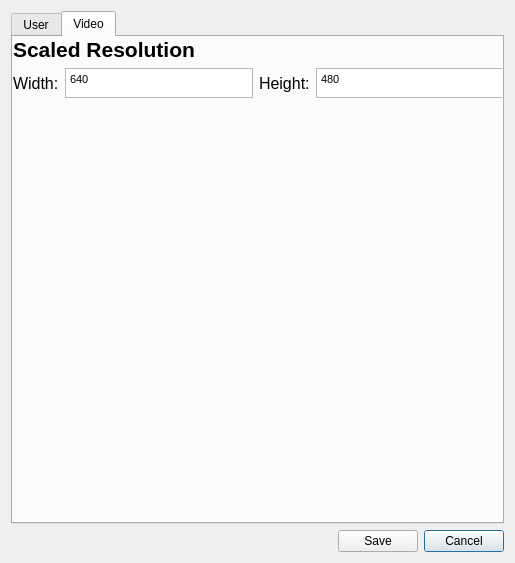
Old version of the form ui/settings.ui in the repository ultravideo/uvgComm.
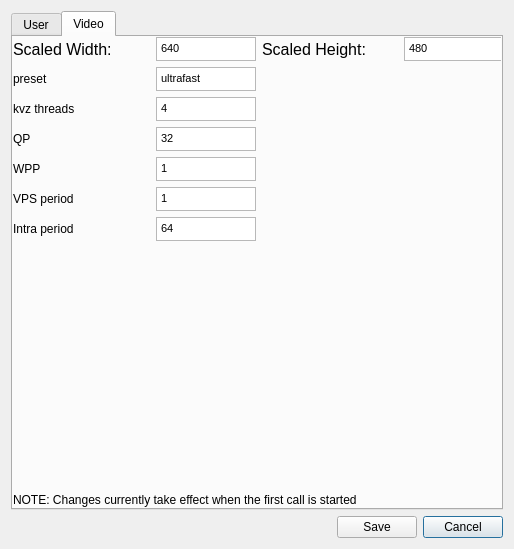
New version of the form. The open tabs and pages were chosen to show the change.

Commit message: Kvazaar parameter settings via settings menu.

```diff
--- a/ui/settings.ui
+++ b/ui/settings.ui
@@ -6,8 +6,8 @@
    <rect>
     <x>0</x>
     <y>0</y>
-    <width>515</width>
-    <height>563</height>
+    <width>514</width>
+    <height>549</height>
    </rect>
   </property>
   <property name="windowTitle">
@@ -170,40 +170,118 @@
          <x>0</x>
          <y>0</y>
          <width>491</width>
-         <height>491</height>
+         <height>451</height>
         </rect>
        </property>
        <layout class="QGridLayout" name="gridLayout_2">
-        <item row="1" column="2">
-         <widget class="QLabel" name="ScaledWidth_2">
-          <property name="font">
-           <font>
-            <pointsize>12</pointsize>
-           </font>
-          </property>
-          <property name="text">
-           <string>Height:</string>
-          </property>
-         </widget>
-        </item>
-        <item row="1" column="0">
-         <widget class="QLabel" name="ScaledWidth">
-          <property name="font">
-           <font>
-            <pointsize>12</pointsize>
-           </font>
-          </property>
-          <property name="text">
-           <string>Width:</string>
-          </property>
-         </widget>
-        </item>
         <item row="1" column="1">
+         <widget class="QTextEdit" name="preset">
+          <property name="maximumSize">
+           <size>
+            <width>100</width>
+            <height>24</height>
+           </size>
+          </property>
+          <property name="html">
+           <string>&lt;!DOCTYPE HTML PUBLIC &quot;-//W3C//DTD HTML 4.0//EN&quot; &quot;http://www.w3.org/TR/REC-html40/strict.dtd&quot;&gt;
+&lt;html&gt;&lt;head&gt;&lt;meta name=&quot;qrichtext&quot; content=&quot;1&quot; /&gt;&lt;style type=&quot;text/css&quot;&gt;
+p, li { white-space: pre-wrap; }
+&lt;/style&gt;&lt;/head&gt;&lt;body style=&quot; font-family:'MS Shell Dlg 2'; font-size:8.25pt; font-weight:400; font-style:normal;&quot;&gt;
+&lt;p style=&quot; margin-top:0px; margin-bottom:0px; margin-left:0px; margin-right:0px; -qt-block-indent:0; text-indent:0px;&quot;&gt;ultrafast&lt;/p&gt;&lt;/body&gt;&lt;/html&gt;</string>
+          </property>
+         </widget>
+        </item>
+        <item row="2" column="1">
+         <widget class="QTextEdit" name="threads">
+          <property name="maximumSize">
+           <size>
+            <width>100</width>
+            <height>24</height>
+           </size>
+          </property>
+          <property name="html">
+           <string>&lt;!DOCTYPE HTML PUBLIC &quot;-//W3C//DTD HTML 4.0//EN&quot; &quot;http://www.w3.org/TR/REC-html40/strict.dtd&quot;&gt;
+&lt;html&gt;&lt;head&gt;&lt;meta name=&quot;qrichtext&quot; content=&quot;1&quot; /&gt;&lt;style type=&quot;text/css&quot;&gt;
+p, li { white-space: pre-wrap; }
+&lt;/style&gt;&lt;/head&gt;&lt;body style=&quot; font-family:'MS Shell Dlg 2'; font-size:8.25pt; font-weight:400; font-style:normal;&quot;&gt;
+&lt;p style=&quot; margin-top:0px; margin-bottom:0px; margin-left:0px; margin-right:0px; -qt-block-indent:0; text-indent:0px;&quot;&gt;4&lt;/p&gt;&lt;/body&gt;&lt;/html&gt;</string>
+          </property>
+         </widget>
+        </item>
+        <item row="3" column="1">
+         <widget class="QTextEdit" name="qp">
+          <property name="maximumSize">
+           <size>
+            <width>100</width>
+            <height>24</height>
+           </size>
+          </property>
+          <property name="html">
+           <string>&lt;!DOCTYPE HTML PUBLIC &quot;-//W3C//DTD HTML 4.0//EN&quot; &quot;http://www.w3.org/TR/REC-html40/strict.dtd&quot;&gt;
+&lt;html&gt;&lt;head&gt;&lt;meta name=&quot;qrichtext&quot; content=&quot;1&quot; /&gt;&lt;style type=&quot;text/css&quot;&gt;
+p, li { white-space: pre-wrap; }
+&lt;/style&gt;&lt;/head&gt;&lt;body style=&quot; font-family:'MS Shell Dlg 2'; font-size:8.25pt; font-weight:400; font-style:normal;&quot;&gt;
+&lt;p style=&quot; margin-top:0px; margin-bottom:0px; margin-left:0px; margin-right:0px; -qt-block-indent:0; text-indent:0px;&quot;&gt;32&lt;/p&gt;&lt;/body&gt;&lt;/html&gt;</string>
+          </property>
+         </widget>
+        </item>
+        <item row="4" column="1">
+         <widget class="QTextEdit" name="wpp">
+          <property name="maximumSize">
+           <size>
+            <width>100</width>
+            <height>24</height>
+           </size>
+          </property>
+          <property name="html">
+           <string>&lt;!DOCTYPE HTML PUBLIC &quot;-//W3C//DTD HTML 4.0//EN&quot; &quot;http://www.w3.org/TR/REC-html40/strict.dtd&quot;&gt;
+&lt;html&gt;&lt;head&gt;&lt;meta name=&quot;qrichtext&quot; content=&quot;1&quot; /&gt;&lt;style type=&quot;text/css&quot;&gt;
+p, li { white-space: pre-wrap; }
+&lt;/style&gt;&lt;/head&gt;&lt;body style=&quot; font-family:'MS Shell Dlg 2'; font-size:8.25pt; font-weight:400; font-style:normal;&quot;&gt;
+&lt;p style=&quot; margin-top:0px; margin-bottom:0px; margin-left:0px; margin-right:0px; -qt-block-indent:0; text-indent:0px;&quot;&gt;1&lt;/p&gt;&lt;/body&gt;&lt;/html&gt;</string>
+          </property>
+         </widget>
+        </item>
+        <item row="5" column="1">
+         <widget class="QTextEdit" name="vps">
+          <property name="maximumSize">
+           <size>
+            <width>100</width>
+            <height>24</height>
+           </size>
+          </property>
+          <property name="html">
+           <string>&lt;!DOCTYPE HTML PUBLIC &quot;-//W3C//DTD HTML 4.0//EN&quot; &quot;http://www.w3.org/TR/REC-html40/strict.dtd&quot;&gt;
+&lt;html&gt;&lt;head&gt;&lt;meta name=&quot;qrichtext&quot; content=&quot;1&quot; /&gt;&lt;style type=&quot;text/css&quot;&gt;
+p, li { white-space: pre-wrap; }
+&lt;/style&gt;&lt;/head&gt;&lt;body style=&quot; font-family:'MS Shell Dlg 2'; font-size:8.25pt; font-weight:400; font-style:normal;&quot;&gt;
+&lt;p style=&quot; margin-top:0px; margin-bottom:0px; margin-left:0px; margin-right:0px; -qt-block-indent:0; text-indent:0px;&quot;&gt;1&lt;/p&gt;&lt;/body&gt;&lt;/html&gt;</string>
+          </property>
+         </widget>
+        </item>
+        <item row="6" column="1">
+         <widget class="QTextEdit" name="intra">
+          <property name="maximumSize">
+           <size>
+            <width>100</width>
+            <height>24</height>
+           </size>
+          </property>
+          <property name="html">
+           <string>&lt;!DOCTYPE HTML PUBLIC &quot;-//W3C//DTD HTML 4.0//EN&quot; &quot;http://www.w3.org/TR/REC-html40/strict.dtd&quot;&gt;
+&lt;html&gt;&lt;head&gt;&lt;meta name=&quot;qrichtext&quot; content=&quot;1&quot; /&gt;&lt;style type=&quot;text/css&quot;&gt;
+p, li { white-space: pre-wrap; }
+&lt;/style&gt;&lt;/head&gt;&lt;body style=&quot; font-family:'MS Shell Dlg 2'; font-size:8.25pt; font-weight:400; font-style:normal;&quot;&gt;
+&lt;p style=&quot; margin-top:0px; margin-bottom:0px; margin-left:0px; margin-right:0px; -qt-block-indent:0; text-indent:0px;&quot;&gt;64&lt;/p&gt;&lt;/body&gt;&lt;/html&gt;</string>
+          </property>
+         </widget>
+        </item>
+        <item row="0" column="1">
          <widget class="QTextEdit" name="scaled_width">
           <property name="maximumSize">
            <size>
-            <width>16777215</width>
-            <height>30</height>
+            <width>100</width>
+            <height>24</height>
            </size>
           </property>
           <property name="html">
@@ -215,12 +293,12 @@
           </property>
          </widget>
         </item>
-        <item row="1" column="3">
+        <item row="0" column="3">
          <widget class="QTextEdit" name="scaled_height">
           <property name="maximumSize">
            <size>
-            <width>16777215</width>
-            <height>30</height>
+            <width>100</width>
+            <height>24</height>
            </size>
           </property>
           <property name="html">
@@ -232,27 +310,73 @@
           </property>
          </widget>
         </item>
-        <item row="0" column="0" colspan="4">
-         <widget class="QLabel" name="ScaledResolution">
-          <property name="maximumSize">
-           <size>
-            <width>16777215</width>
-            <height>100</height>
-           </size>
+        <item row="5" column="0">
+         <widget class="QLabel" name="VPS">
+          <property name="text">
+           <string>VPS period</string>
           </property>
+         </widget>
+        </item>
+        <item row="2" column="0">
+         <widget class="QLabel" name="Threads">
+          <property name="text">
+           <string>kvz threads</string>
+          </property>
+         </widget>
+        </item>
+        <item row="3" column="0">
+         <widget class="QLabel" name="QP">
+          <property name="text">
+           <string>QP</string>
+          </property>
+         </widget>
+        </item>
+        <item row="4" column="0">
+         <widget class="QLabel" name="WPP">
+          <property name="text">
+           <string>WPP</string>
+          </property>
+         </widget>
+        </item>
+        <item row="1" column="0">
+         <widget class="QLabel" name="Preset">
+          <property name="text">
+           <string>preset</string>
+          </property>
+         </widget>
+        </item>
+        <item row="0" column="2">
+         <widget class="QLabel" name="ScaledHeight">
           <property name="font">
            <font>
-            <pointsize>16</pointsize>
-            <weight>75</weight>
-            <bold>true</bold>
+            <pointsize>12</pointsize>
            </font>
           </property>
           <property name="text">
-           <string>Scaled Resolution</string>
+           <string>Scaled Height:</string>
           </property>
          </widget>
         </item>
-        <item row="2" column="2">
+        <item row="0" column="0">
+         <widget class="QLabel" name="ScaledWidth">
+          <property name="font">
+           <font>
+            <pointsize>12</pointsize>
+           </font>
+          </property>
+          <property name="text">
+           <string>Scaled Width:</string>
+          </property>
+         </widget>
+        </item>
+        <item row="6" column="0">
+         <widget class="QLabel" name="Intra">
+          <property name="text">
+           <string>Intra period</string>
+          </property>
+         </widget>
+        </item>
+        <item row="7" column="2">
          <spacer name="verticalSpacer">
           <property name="orientation">
            <enum>Qt::Vertical</enum>
@@ -260,13 +384,26 @@
           <property name="sizeHint" stdset="0">
            <size>
             <width>20</width>
-            <height>40</height>
+            <height>28</height>
            </size>
           </property>
          </spacer>
         </item>
        </layout>
       </widget>
+      <widget class="QLabel" name="label">
+       <property name="geometry">
+        <rect>
+         <x>0</x>
+         <y>453</y>
+         <width>451</width>
+         <height>20</height>
+        </rect>
+       </property>
+       <property name="text">
+        <string>NOTE: Changes currently take effect when the first call is started</string>
+       </property>
+      </widget>
      </widget>
     </widget>
    </item>
```
Left out of the diff: 2 changed lines with no effect on the pictures. The commit also changes 2 other files.
